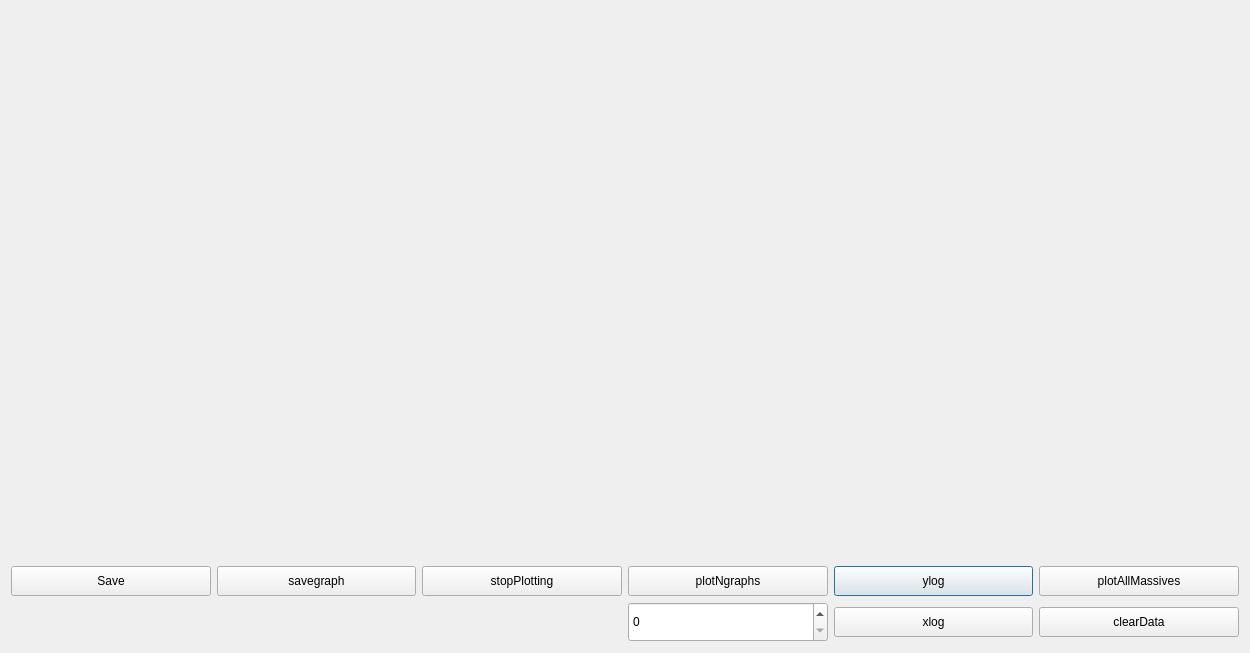
First picture: the form in ScenePlot.ui, repository artsol23/Graph1, before the edit.
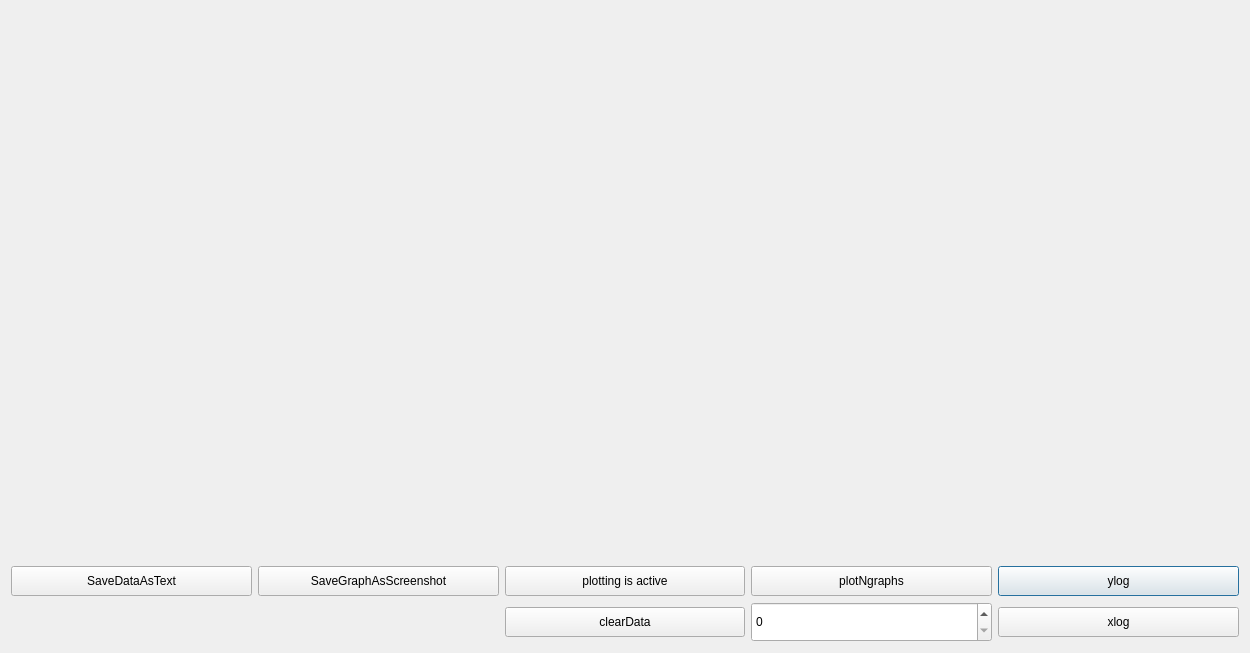
Second picture: the form after the edit. Custom widgets are drawn as their Qt base class.

```diff
--- a/ScenePlot.ui
+++ b/ScenePlot.ui
@@ -49,7 +49,7 @@
           </size>
          </property>
          <property name="text">
-          <string>Save</string>
+          <string>SaveDataAsText</string>
          </property>
         </widget>
        </item>
@@ -63,22 +63,6 @@
          </property>
         </widget>
        </item>
-       <item row="0" column="5">
-        <widget class="QPushButton" name="plotAllMassive">
-         <property name="minimumSize">
-          <size>
-           <width>50</width>
-           <height>30</height>
-          </size>
-         </property>
-         <property name="styleSheet">
-          <string notr="true">font: 12pt &quot;Segoe UI&quot;;</string>
-         </property>
-         <property name="text">
-          <string>plotAllMassives</string>
-         </property>
-        </widget>
-       </item>
        <item row="0" column="3">
         <widget class="QPushButton" name="plotting5graphs">
          <property name="minimumSize">
@@ -92,22 +76,6 @@
          </property>
         </widget>
        </item>
-       <item row="1" column="5">
-        <widget class="QPushButton" name="clearData">
-         <property name="minimumSize">
-          <size>
-           <width>50</width>
-           <height>30</height>
-          </size>
-         </property>
-         <property name="styleSheet">
-          <string notr="true">font: 12pt &quot;Segoe UI&quot;;</string>
-         </property>
-         <property name="text">
-          <string>clearData</string>
-         </property>
-        </widget>
-       </item>
        <item row="1" column="4">
         <widget class="QPushButton" name="xlog">
          <property name="minimumSize">
@@ -133,7 +101,7 @@
           </size>
          </property>
          <property name="text">
-          <string>stopPlotting</string>
+          <string>plotting is active</string>
          </property>
         </widget>
        </item>
@@ -146,7 +114,23 @@
           </size>
          </property>
          <property name="text">
-          <string>savegraph</string>
+          <string>SaveGraphAsScreenshot</string>
+         </property>
+        </widget>
+       </item>
+       <item row="1" column="2">
+        <widget class="QPushButton" name="clearData">
+         <property name="minimumSize">
+          <size>
+           <width>50</width>
+           <height>30</height>
+          </size>
+         </property>
+         <property name="styleSheet">
+          <string notr="true">font: 12pt &quot;Segoe UI&quot;;</string>
+         </property>
+         <property name="text">
+          <string>clearData</string>
          </property>
         </widget>
        </item>
```
Left out of the diff: 37 changed lines with no effect on the pictures.
